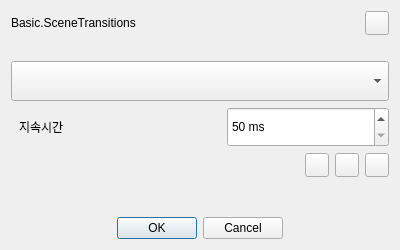
First picture: the form in src/ui-forms/scene-transitions-dialog.ui, repository SOOPLIVE/soop-studio, before the edit.
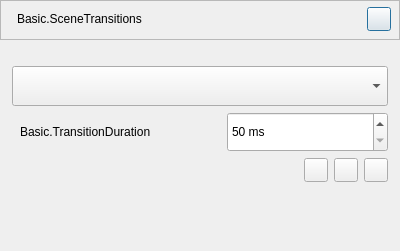
Second picture: the form after the edit.

```diff
--- a/src/ui-forms/scene-transitions-dialog.ui
+++ b/src/ui-forms/scene-transitions-dialog.ui
@@ -7,23 +7,51 @@
     <x>0</x>
     <y>0</y>
     <width>400</width>
-    <height>250</height>
+    <height>251</height>
    </rect>
   </property>
   <property name="minimumSize">
    <size>
     <width>0</width>
-    <height>250</height>
+    <height>200</height>
    </size>
   </property>
   <property name="windowTitle">
    <string>Dialog</string>
   </property>
   <layout class="QVBoxLayout" name="verticalLayout">
+   <property name="leftMargin">
+    <number>0</number>
+   </property>
+   <property name="topMargin">
+    <number>0</number>
+   </property>
+   <property name="rightMargin">
+    <number>0</number>
+   </property>
+   <property name="bottomMargin">
+    <number>0</number>
+   </property>
    <item>
-    <layout class="QHBoxLayout" name="titleLayout">
+    <widget class="QFrame" name="titleFrame">
+     <property name="frameShape">
+      <enum>QFrame::StyledPanel</enum>
+     </property>
+     <property name="frameShadow">
+      <enum>QFrame::Raised</enum>
+     </property>
+     <layout class="QHBoxLayout" name="horizontalLayout">
+      <property name="leftMargin">
+       <number>16</number>
+      </property>
      <property name="topMargin">
-      <number>0</number>
+       <number>6</number>
+      </property>
+      <property name="rightMargin">
+       <number>8</number>
+      </property>
+      <property name="bottomMargin">
+       <number>8</number>
      </property>
      <item>
       <widget class="QLabel" name="titleLabel">
@@ -77,6 +105,7 @@
       </widget>
      </item>
     </layout>
+    </widget>
    </item>
    <item>
     <spacer name="verticalSpacer_2">
@@ -95,6 +124,20 @@
     </spacer>
    </item>
    <item>
+    <layout class="QHBoxLayout" name="horizontalLayout_2">
+     <property name="spacing">
+      <number>-1</number>
+     </property>
+     <property name="leftMargin">
+      <number>12</number>
+     </property>
+     <property name="topMargin">
+      <number>0</number>
+     </property>
+     <property name="rightMargin">
+      <number>12</number>
+     </property>
+     <item>
     <widget class="QComboBox" name="comboTransitions">
      <property name="minimumSize">
       <size>
@@ -110,18 +153,23 @@
      </property>
     </widget>
    </item>
+    </layout>
+   </item>
    <item>
     <layout class="QHBoxLayout" name="durationHLayout">
      <property name="leftMargin">
-      <number>8</number>
+      <number>20</number>
      </property>
      <property name="topMargin">
       <number>0</number>
      </property>
+     <property name="rightMargin">
+      <number>12</number>
+     </property>
      <item>
       <widget class="QLabel" name="labelDuration">
        <property name="text">
-        <string>지속시간</string>
+        <string>Basic.TransitionDuration</string>
        </property>
       </widget>
      </item>
@@ -173,9 +221,15 @@
    </item>
    <item>
     <layout class="QHBoxLayout" name="buttonHLayout">
+     <property name="leftMargin">
+      <number>12</number>
+     </property>
      <property name="topMargin">
       <number>0</number>
      </property>
+     <property name="rightMargin">
+      <number>12</number>
+     </property>
      <item>
       <spacer name="horizontalSpacer">
        <property name="orientation">
@@ -270,19 +324,6 @@
      </property>
     </spacer>
    </item>
-   <item>
-    <widget class="QDialogButtonBox" name="buttonBox">
-     <property name="orientation">
-      <enum>Qt::Horizontal</enum>
-     </property>
-     <property name="standardButtons">
-      <set>QDialogButtonBox::Cancel|QDialogButtonBox::Ok</set>
-     </property>
-     <property name="centerButtons">
-      <bool>true</bool>
-     </property>
-    </widget>
-   </item>
   </layout>
  </widget>
  <resources>
```
Left out of the diff: 38 changed lines with no effect on the pictures. Lines whose indentation alone changed are shown as unchanged.
